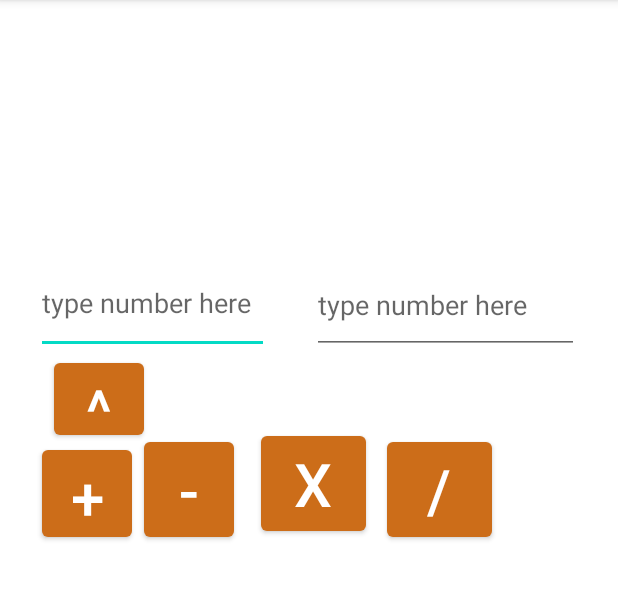
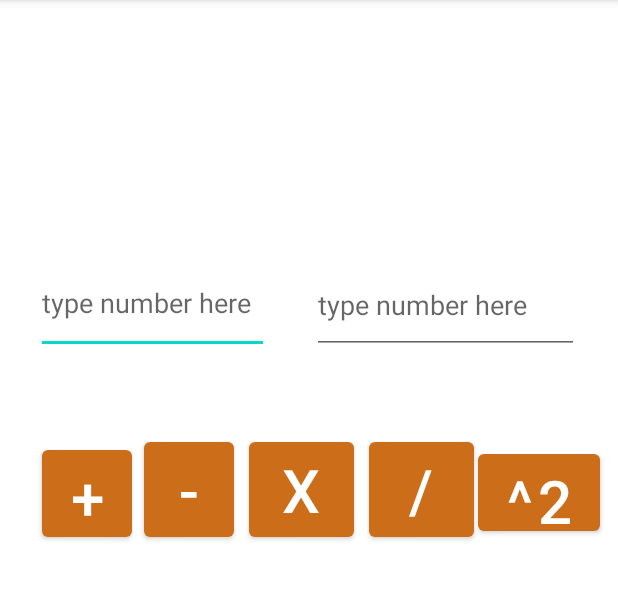
Before and after one commit to MaxMclenonn477/CalculatorApp, an Android app: the screen it shows after launch (MainActivity), on a phone screen of 412 x 824 dp, the part 84-684 px from its top. Run offline under Robolectric (Android 15) with nearby library versions, the phone set to English and light mode, and no system bars.

Commit message:
moved square button

```diff
--- a/app/src/main/res/layout/activity_main.xml
+++ b/app/src/main/res/layout/activity_main.xml
@@ -48,7 +48,7 @@
         android:id="@+id/divide_button"
         android:layout_width="70dp"
         android:layout_height="75dp"
-        android:layout_marginEnd="84dp"
+        android:layout_marginEnd="96dp"
         android:layout_marginBottom="404dp"
         android:onClick="split"
         android:text="/"
@@ -60,8 +60,8 @@
         android:id="@+id/times_button"
         android:layout_width="70dp"
         android:layout_height="75dp"
-        android:layout_marginEnd="168dp"
-        android:layout_marginBottom="408dp"
+        android:layout_marginEnd="176dp"
+        android:layout_marginBottom="404dp"
         android:onClick="multi"
         android:text="x"
         android:textSize="40sp"
@@ -82,10 +82,10 @@
 
     <TextView
         android:id="@+id/result"
-        android:layout_width="66dp"
-        android:layout_height="32dp"
-        android:layout_marginTop="364dp"
-        android:layout_marginEnd="172dp"
+        android:layout_width="67dp"
+        android:layout_height="66dp"
+        android:layout_marginTop="332dp"
+        android:layout_marginEnd="180dp"
         android:text=""
         android:textSize="20sp"
         app:layout_constraintEnd_toEndOf="parent"
@@ -93,12 +93,12 @@
 
     <Button
         android:id="@+id/button"
-        android:layout_width="60dp"
-        android:layout_height="60dp"
-        android:layout_marginEnd="316dp"
-        android:layout_marginBottom="472dp"
+        android:layout_width="81dp"
+        android:layout_height="63dp"
+        android:layout_marginEnd="12dp"
+        android:layout_marginBottom="408dp"
         android:onClick="sqaure"
-        android:text="^"
+        android:text="^2"
         android:textSize="40sp"
         app:layout_constraintBottom_toBottomOf="parent"
         app:layout_constraintEnd_toEndOf="parent" />
```
